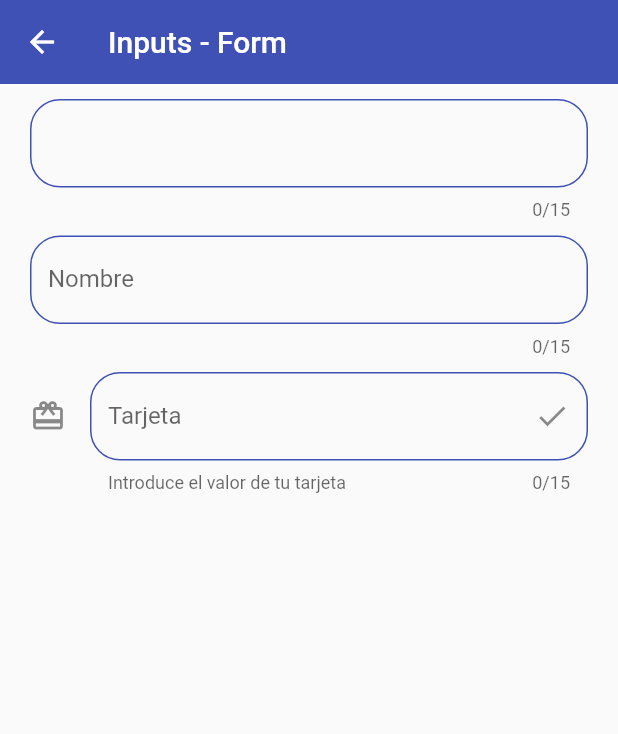
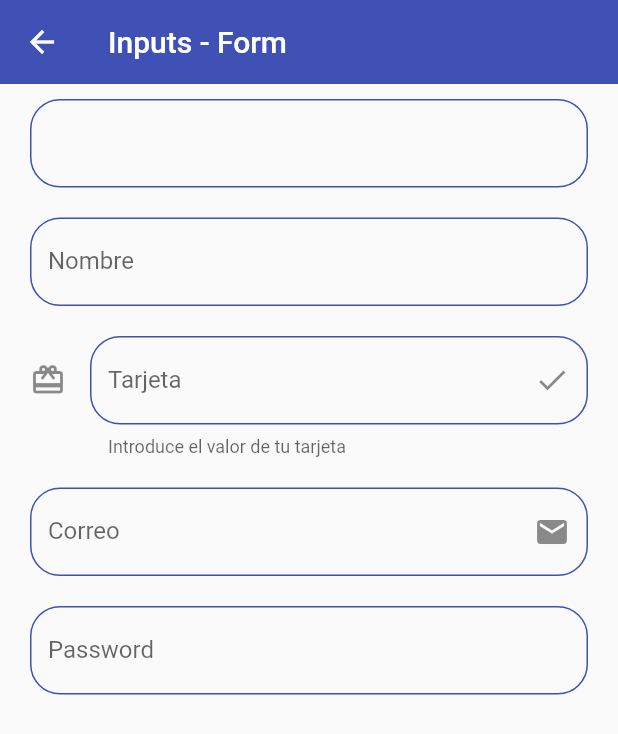
Before and after one commit to eivanphils/flutter-components, a Flutter app: the InputsScreen screen opened by its route, on a phone screen of 412 x 824 dp. Shown: the top 734 px of the screen. Run offline on Flutter 3.47's test engine with Material 2 defaults, Android fonts, the phone set to English and light mode, and no system bars.

Commit message:
Agregado inputs tipo correo y password

```diff
--- a/lib/screens/inputs_screen.dart
+++ b/lib/screens/inputs_screen.dart
@@ -17,12 +17,12 @@ class InputsScreen extends StatelessWidget {
             child: Column(
               children: const [
                 CustomInputField(),
-                SizedBox(height: 10),
+                SizedBox(height: 20),
                 CustomInputField(
                   labelText: 'Nombre',
                   hintText: 'Nombre de usuario',
                 ),
-                SizedBox(height: 10),
+                SizedBox(height: 20),
                 CustomInputField(
                   labelText: 'Tarjeta',
                   hintText: 'Nro de tarjeta',
@@ -30,6 +30,15 @@ class InputsScreen extends StatelessWidget {
                   icon: Icons.card_giftcard,
                   suffixIcon: Icons.check,
                 ),
+                SizedBox(height: 20),
+                CustomInputField(
+                  labelText: 'Correo',
+                  hintText: 'Correo electronico',
+                  suffixIcon: Icons.mail,
+                  keyboardType: TextInputType.emailAddress,
+                ),
+                SizedBox(height: 20),
+                CustomInputField(labelText: 'Password', hintText: 'Password del usuario', obscureText: true)
               ],
             ),
           ),
--- a/lib/widgets/custom_input_field.dart
+++ b/lib/widgets/custom_input_field.dart
@@ -7,6 +7,8 @@ class CustomInputField extends StatelessWidget {
   final IconData? suffixIcon;
   final IconData? prefixIcon;
   final IconData? icon;
+  final TextInputType? keyboardType;
+  final bool obscureText;
 
   const CustomInputField({
     Key? key,
@@ -16,6 +18,8 @@ class CustomInputField extends StatelessWidget {
     this.suffixIcon,
     this.icon,
     this.prefixIcon,
+    this.keyboardType,
+    this.obscureText = false
   }) : super(key: key);
 
   @override
@@ -23,7 +27,6 @@ class CustomInputField extends StatelessWidget {
     return TextFormField(
         autofocus: false,
         initialValue: '',
-      maxLength: 15,
         autocorrect: false,
         textCapitalization: TextCapitalization.words,
         onChanged: (value) {
@@ -37,6 +40,8 @@ class CustomInputField extends StatelessWidget {
           return value.length < 3 ? 'Minimo 3 caracteres' : null;
         },
         autovalidateMode: AutovalidateMode.onUserInteraction,
+        keyboardType: keyboardType,
+        obscureText: obscureText,
         decoration: InputDecoration(
           hintText: hintText,
           labelText: labelText,
@@ -45,7 +50,6 @@ class CustomInputField extends StatelessWidget {
           prefixIcon: prefixIcon == null ? null : Icon(prefixIcon),
           suffixIcon: suffixIcon == null ? null : Icon(suffixIcon),
           icon: icon == null ? null : Icon(icon),
-      )
-    );
+        ));
   }
 }
```
Lines whose indentation alone changed are shown as unchanged.
